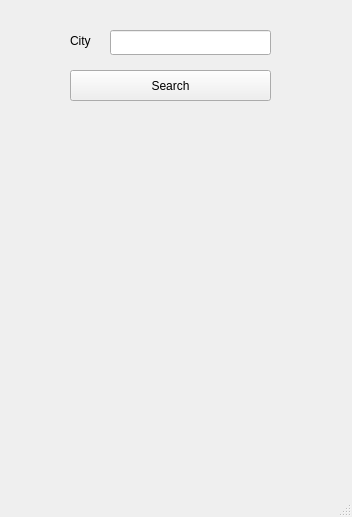
Before: the Qt Designer form Assignment1/main.ui in Parisa-Bagherzadeh/PyDeploy, drawn with Qt 5.
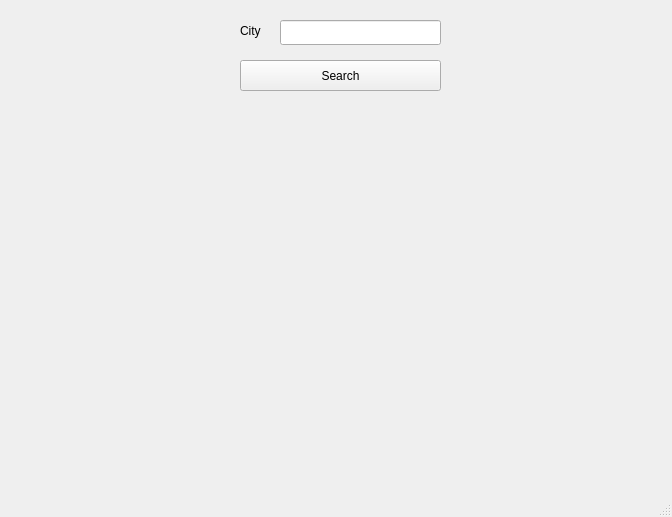
After: the same form once the commit is applied.

```diff
--- a/Assignment1/main.ui
+++ b/Assignment1/main.ui
@@ -6,7 +6,7 @@
    <rect>
     <x>0</x>
     <y>0</y>
-    <width>352</width>
+    <width>672</width>
     <height>517</height>
    </rect>
   </property>
@@ -20,8 +20,8 @@
    <widget class="QLineEdit" name="search_box">
     <property name="geometry">
      <rect>
-      <x>110</x>
-      <y>30</y>
+      <x>280</x>
+      <y>20</y>
       <width>161</width>
       <height>25</height>
      </rect>
@@ -33,8 +33,8 @@
    <widget class="QPushButton" name="btn_search">
     <property name="geometry">
      <rect>
-      <x>70</x>
-      <y>70</y>
+      <x>240</x>
+      <y>60</y>
       <width>201</width>
       <height>31</height>
      </rect>
@@ -49,8 +49,8 @@
    <widget class="QLabel" name="label">
     <property name="geometry">
      <rect>
-      <x>70</x>
-      <y>30</y>
+      <x>240</x>
+      <y>20</y>
       <width>31</width>
       <height>21</height>
      </rect>
@@ -62,7 +62,7 @@
    <widget class="QLabel" name="lbl_icon">
     <property name="geometry">
      <rect>
-      <x>70</x>
+      <x>240</x>
       <y>120</y>
       <width>201</width>
       <height>111</height>
@@ -78,12 +78,18 @@
    <widget class="QLabel" name="lbl_day1">
     <property name="geometry">
      <rect>
-      <x>70</x>
-      <y>360</y>
-      <width>201</width>
-      <height>81</height>
+      <x>40</x>
+      <y>330</y>
+      <width>181</width>
+      <height>141</height>
      </rect>
     </property>
+    <property name="font">
+     <font>
+      <pointsize>10</pointsize>
+      <bold>true</bold>
+     </font>
+    </property>
     <property name="text">
      <string/>
     </property>
@@ -94,10 +100,10 @@
    <widget class="QLabel" name="lbl_temp">
     <property name="geometry">
      <rect>
-      <x>70</x>
-      <y>260</y>
+      <x>240</x>
+      <y>250</y>
       <width>201</width>
-      <height>71</height>
+      <height>61</height>
      </rect>
     </property>
     <property name="text">
@@ -107,6 +113,50 @@
      <set>Qt::AlignCenter</set>
     </property>
    </widget>
+   <widget class="QLabel" name="lbl_day2">
+    <property name="geometry">
+     <rect>
+      <x>250</x>
+      <y>330</y>
+      <width>181</width>
+      <height>141</height>
+     </rect>
+    </property>
+    <property name="font">
+     <font>
+      <pointsize>10</pointsize>
+      <bold>true</bold>
+     </font>
+    </property>
+    <property name="text">
+     <string/>
+    </property>
+    <property name="alignment">
+     <set>Qt::AlignCenter</set>
+    </property>
+   </widget>
+   <widget class="QLabel" name="lbl_day3">
+    <property name="geometry">
+     <rect>
+      <x>460</x>
+      <y>330</y>
+      <width>171</width>
+      <height>141</height>
+     </rect>
+    </property>
+    <property name="font">
+     <font>
+      <pointsize>10</pointsize>
+      <bold>true</bold>
+     </font>
+    </property>
+    <property name="text">
+     <string/>
+    </property>
+    <property name="alignment">
+     <set>Qt::AlignCenter</set>
+    </property>
+   </widget>
   </widget>
   <widget class="QMenuBar" name="menubar">
    <property name="geometry">
```
Left out of the diff: 4 changed lines with no effect on the pictures.
